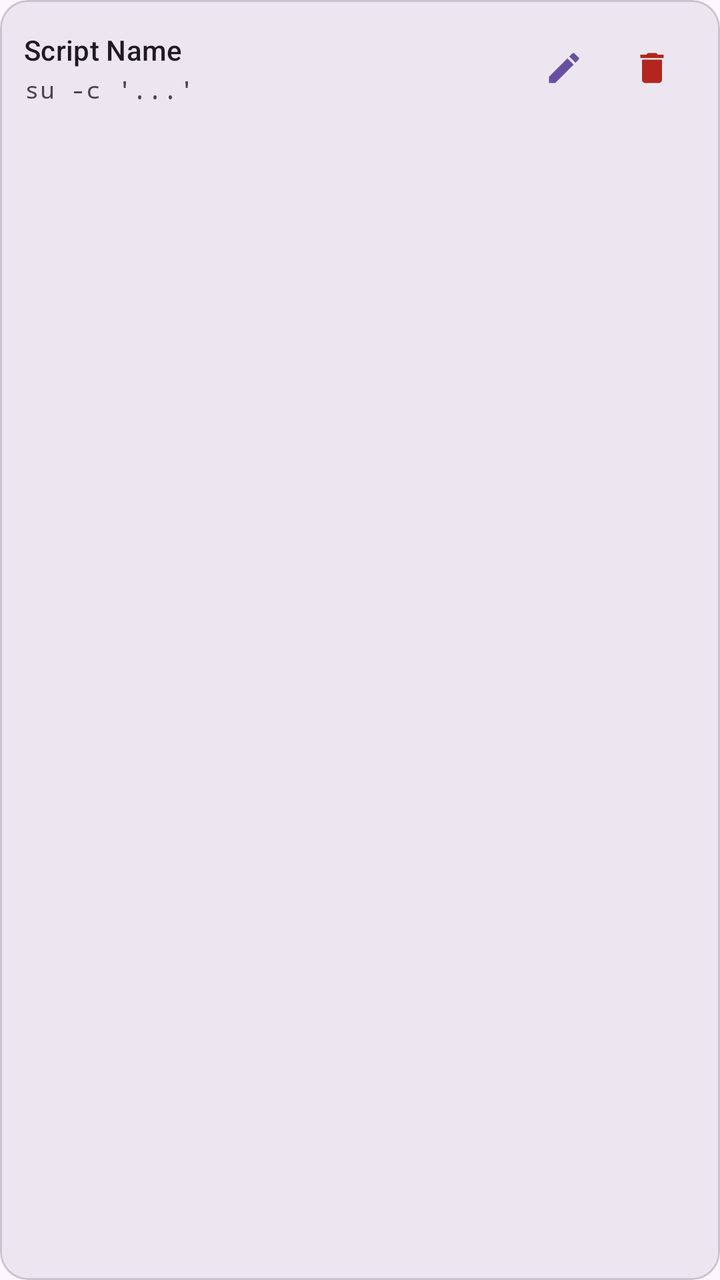
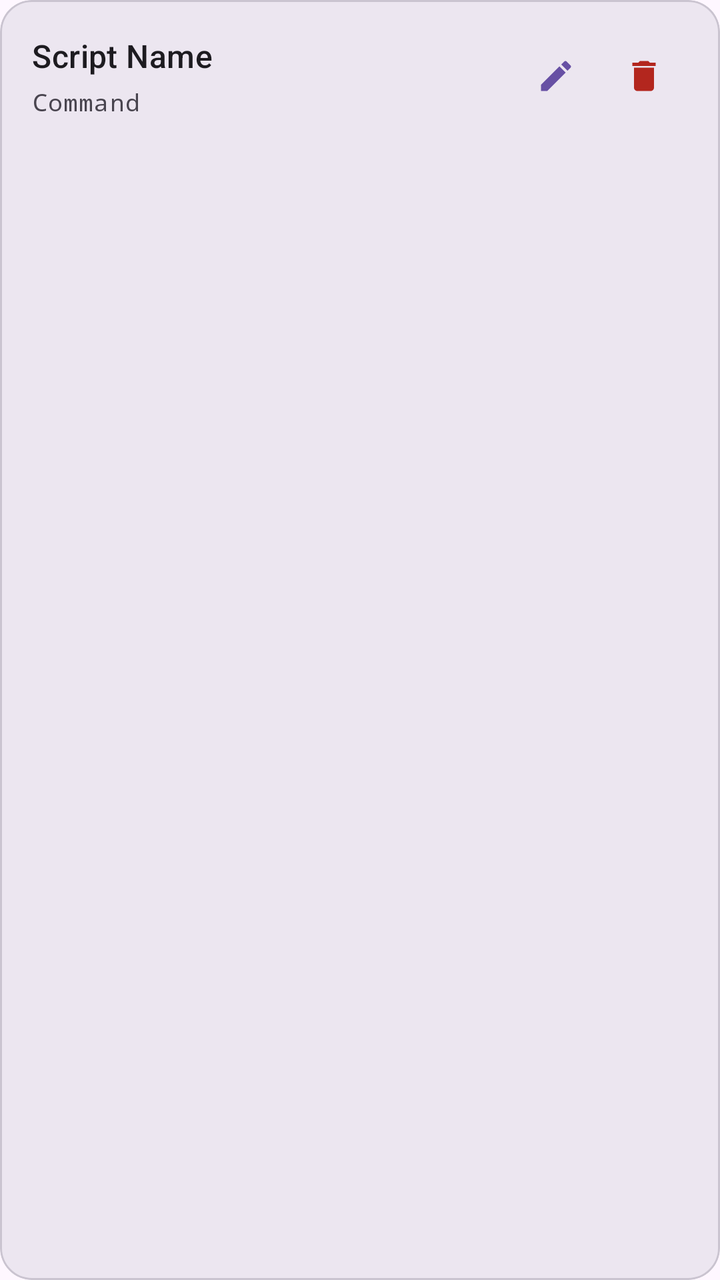

Two renders of the same Android screen: before a commit and after it. Below are the layout's source before the change and the commit's diff.
<!-- AndroidManifest.xml: application theme Theme.Xray -->
<!-- res/layout/item_settings_custom_action.xml -->
<?xml version="1.0" encoding="utf-8"?>
<com.google.android.material.card.MaterialCardView
    xmlns:android="http://schemas.android.com/apk/res/android"
    xmlns:app="http://schemas.android.com/apk/res-auto"
    android:layout_width="match_parent"
    android:layout_height="wrap_content"
    app:cardCornerRadius="14dp"
    app:cardElevation="0dp"
    app:strokeWidth="1dp"
    app:strokeColor="?attr/colorOutlineVariant"
    app:cardBackgroundColor="?attr/colorSurfaceContainerHigh"
    android:layout_marginBottom="8dp">

    <LinearLayout
        android:layout_width="match_parent"
        android:layout_height="wrap_content"
        android:orientation="horizontal"
        android:gravity="center_vertical"
        android:padding="12dp">

        <LinearLayout
            android:layout_width="0dp"
            android:layout_height="wrap_content"
            android:layout_weight="1"
            android:orientation="vertical">

            <TextView
                android:id="@+id/text_script_name"
                android:layout_width="wrap_content"
                android:layout_height="wrap_content"
                android:text="Script Name"
                android:textAppearance="?attr/textAppearanceTitleSmall"
                android:textColor="?attr/colorOnSurface" />

            <TextView
                android:id="@+id/text_script_command"
                android:layout_width="wrap_content"
                android:layout_height="wrap_content"
                android:layout_marginTop="2dp"
                android:text="su -c '...'"
                android:textAppearance="?attr/textAppearanceBodySmall"
                android:textColor="?attr/colorOnSurfaceVariant"
                android:typeface="monospace"
                android:maxLines="2"
                android:ellipsize="end" />

        </LinearLayout>

        <com.google.android.material.button.MaterialButton
            android:id="@+id/btn_edit_script"
            android:layout_width="44dp"
            android:layout_height="44dp"
            android:padding="10dp"
            app:icon="@drawable/ic_edit"
            app:iconGravity="textStart"
            style="@style/Widget.Material3.Button.IconButton" />

        <com.google.android.material.button.MaterialButton
            android:id="@+id/btn_delete_script"
            android:layout_width="44dp"
            android:layout_height="44dp"
            android:padding="10dp"
            app:icon="@drawable/ic_delete"
            app:iconTint="?attr/colorError"
            app:iconGravity="textStart"
            style="@style/Widget.Material3.Button.IconButton" />

    </LinearLayout>

</com.google.android.material.card.MaterialCardView>
<!-- resources referenced by this layout -->
<resources>
  <!-- drawable ic_delete (drawable) -->
  <vector xmlns:android="http://schemas.android.com/apk/res/android"
      android:width="24dp"
      android:height="24dp"
      android:viewportWidth="24"
      android:viewportHeight="24">
      <path
          android:fillColor="?attr/colorError"
          android:pathData="M6,19c0,1.1 0.9,2 2,2h8c1.1,0 2,-0.9 2,-2V7H6v12zM19,4h-3.5l-1,-1h-5l-1,1H5v2h14V4z"/>
  </vector>
  <!-- drawable ic_edit (drawable) -->
  <vector xmlns:android="http://schemas.android.com/apk/res/android"
      android:width="24dp"
      android:height="24dp"
      android:viewportWidth="24"
      android:viewportHeight="24">
      <path
          android:fillColor="?attr/colorOnSurfaceVariant"
          android:pathData="M3,17.25V21h3.75L17.81,9.94l-3.75,-3.75L3,17.25zM20.71,7.04c0.39,-0.39 0.39,-1.02 0,-1.41l-2.34,-2.34c-0.39,-0.39 -1.02,-0.39 -1.41,0l-1.83,1.83 3.75,3.75 1.83,-1.83z"/>
  </vector>
  <style name="Theme.Xray" parent="Theme.Material3.DayNight.NoActionBar">
          <item name="android:statusBarColor">@android:color/transparent</item>
          <item name="android:navigationBarColor">@android:color/transparent</item>
          <item name="android:windowLightStatusBar">true</item>
          <item name="android:windowLightNavigationBar">true</item>
      </style>
</resources>

<!-- the commit's change to res/layout/item_settings_custom_action.xml (unified diff, before → after) -->
@@ -4,19 +4,19 @@
     xmlns:app="http://schemas.android.com/apk/res-auto"
     android:layout_width="match_parent"
     android:layout_height="wrap_content"
-    app:cardCornerRadius="14dp"
+    app:cardCornerRadius="16dp"
     app:cardElevation="0dp"
     app:strokeWidth="1dp"
     app:strokeColor="?attr/colorOutlineVariant"
     app:cardBackgroundColor="?attr/colorSurfaceContainerHigh"
-    android:layout_marginBottom="8dp">
+    android:layout_marginBottom="10dp">
 
     <LinearLayout
         android:layout_width="match_parent"
         android:layout_height="wrap_content"
         android:orientation="horizontal"
         android:gravity="center_vertical"
-        android:padding="12dp">
+        android:padding="16dp">
 
         <LinearLayout
             android:layout_width="0dp"
@@ -29,20 +29,29 @@
                 android:layout_width="wrap_content"
                 android:layout_height="wrap_content"
                 android:text="Script Name"
-                android:textAppearance="?attr/textAppearanceTitleSmall"
+                android:textAppearance="?attr/textAppearanceTitleMedium"
                 android:textColor="?attr/colorOnSurface" />
 
             <TextView
                 android:id="@+id/text_script_command"
                 android:layout_width="wrap_content"
                 android:layout_height="wrap_content"
-                android:layout_marginTop="2dp"
-                android:text="su -c '...'"
+                android:layout_marginTop="4dp"
+                android:text="Command"
                 android:textAppearance="?attr/textAppearanceBodySmall"
                 android:textColor="?attr/colorOnSurfaceVariant"
-                android:typeface="monospace"
-                android:maxLines="2"
-                android:ellipsize="end" />
+                android:typeface="monospace" />
+
+            <TextView
+                android:id="@+id/text_script_condition"
+                android:layout_width="wrap_content"
+                android:layout_height="wrap_content"
+                android:layout_marginTop="2dp"
+                android:text="Disabled when: ..."
+                android:visibility="gone"
+                android:textAppearance="?attr/textAppearanceLabelSmall"
+                android:textColor="?attr/colorOutline"
+                android:typeface="monospace" />
 
         </LinearLayout>
 
@@ -50,19 +59,23 @@
             android:id="@+id/btn_edit_script"
             android:layout_width="44dp"
             android:layout_height="44dp"
-            android:padding="10dp"
+            android:padding="0dp"
             app:icon="@drawable/ic_edit"
+            app:iconSize="20dp"
             app:iconGravity="textStart"
+            android:contentDescription="Edit"
             style="@style/Widget.Material3.Button.IconButton" />
 
         <com.google.android.material.button.MaterialButton
             android:id="@+id/btn_delete_script"
             android:layout_width="44dp"
             android:layout_height="44dp"
-            android:padding="10dp"
+            android:padding="0dp"
             app:icon="@drawable/ic_delete"
+            app:iconSize="20dp"
             app:iconTint="?attr/colorError"
             app:iconGravity="textStart"
+            android:contentDescription="Delete"
             style="@style/Widget.Material3.Button.IconButton" />
 
     </LinearLayout>
